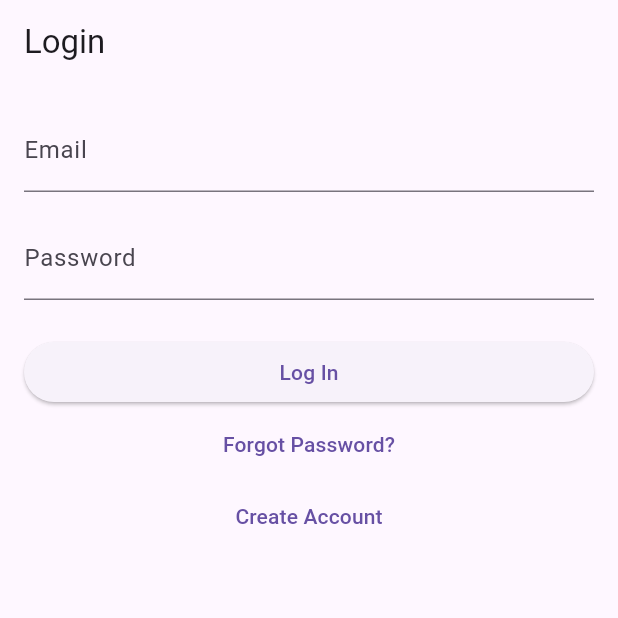
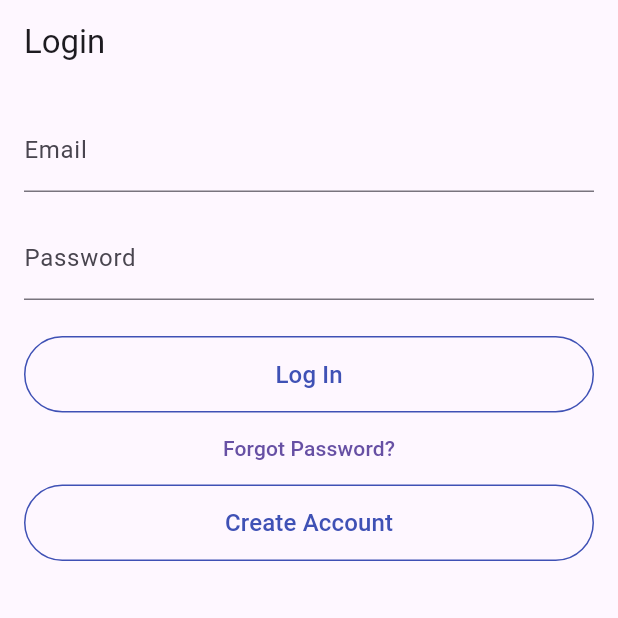
Before and after one commit to scscot/tbp_git, a Flutter app: the screen it shows after launch, on a phone screen of 412 x 824 dp, the top half of it. Run offline on Flutter 3.47's test engine with Material 3 defaults, Android fonts, the phone set to English and light mode, and no system bars; our stand-ins replace flutter_dotenv; missing offline and left inert: firebase_auth_rest; accounts and stored records are empty.

Commit message:
login_screen.dart UI finalized

```diff
--- a/lib/screens/login_screen.dart
+++ b/lib/screens/login_screen.dart
@@ -84,20 +84,36 @@ class _LoginScreenState extends State<LoginScreen> {
               obscureText: true,
             ),
             const SizedBox(height: 24),
-            ElevatedButton(
+            OutlinedButton(
               onPressed: isLoading ? null : _login,
+              style: OutlinedButton.styleFrom(
+                padding: const EdgeInsets.symmetric(vertical: 14),
+                side: const BorderSide(color: Colors.indigo),
+              ),
               child: isLoading
-                  ? const CircularProgressIndicator(color: Colors.white)
-                  : const Text('Log In'),
+                  ? const CircularProgressIndicator(color: Colors.indigo)
+                  : const Text(
+                      'Log In',
+                      style: TextStyle(fontSize: 16, color: Colors.indigo),
+                    ),
             ),
+
             TextButton(
               onPressed: () {},
               child: const Text('Forgot Password?'),
             ),
-            TextButton(
+            OutlinedButton(
               onPressed: _navigateToRegister,
-              child: const Text('Create Account'),
+              style: OutlinedButton.styleFrom(
+                padding: const EdgeInsets.symmetric(vertical: 14),
+                side: const BorderSide(color: Colors.indigo),
+              ),
+              child: const Text(
+                'Create Account',
+                style: TextStyle(fontSize: 16, color: Colors.indigo),
+              ),
             ),
+
             if (errorMessage != null)
               Padding(
                 padding: const EdgeInsets.only(top: 20),
--- a/lib/services/auth_service.dart
+++ b/lib/services/auth_service.dart
@@ -8,7 +8,7 @@ import 'firestore_service.dart';
 import 'package:flutter_dotenv/flutter_dotenv.dart';
 
 class AuthService {
-  final String apiKey = 'AIzaSyBmqQnkuUzOB-bRECMFx8Su6XPoc0lANrg';
+  final String apiKey = dotenv.env['GOOGLE_API_KEY']!;
   final String projectId = 'teambuilder-plus-fe74d';
 
   final session = SessionManager.instance;
```
Also changed, not shown: 5 other files.
